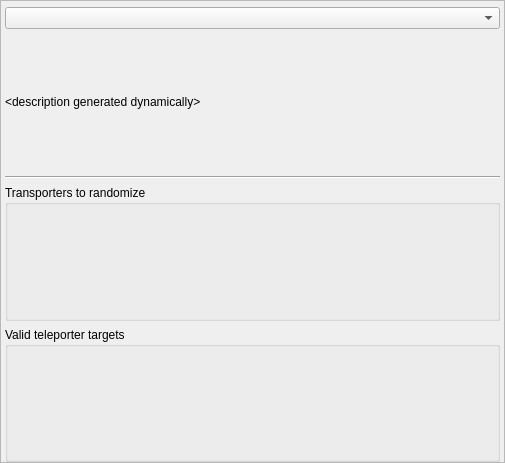
Qt form randovania/games/samus_returns/gui/ui_files/preset_teleporters_msr.ui (randovania/randovania) before a commit.
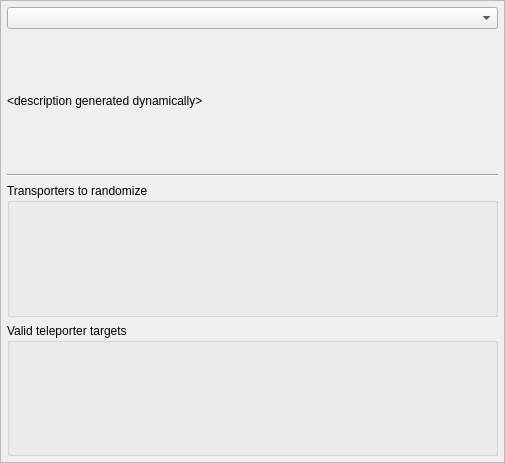
The same form after that commit. Custom widgets are drawn as their Qt base class.

Commit message: MSR: make GUI stuff more consistent

Diff of the .ui file:
```diff
--- a/randovania/games/samus_returns/gui/ui_files/preset_teleporters_msr.ui
+++ b/randovania/games/samus_returns/gui/ui_files/preset_teleporters_msr.ui
@@ -43,22 +43,22 @@
         <rect>
          <x>0</x>
          <y>0</y>
-         <width>503</width>
-         <height>461</height>
+         <width>505</width>
+         <height>463</height>
         </rect>
        </property>
        <layout class="QVBoxLayout" name="teleporters_layout">
         <property name="leftMargin">
-         <number>4</number>
+         <number>6</number>
         </property>
         <property name="topMargin">
          <number>6</number>
         </property>
         <property name="rightMargin">
-         <number>4</number>
+         <number>6</number>
         </property>
         <property name="bottomMargin">
-         <number>0</number>
+         <number>6</number>
         </property>
         <item>
          <widget class="ScrollProtectedComboBox" name="teleporters_combo"/>
@@ -90,19 +90,19 @@
           </property>
           <layout class="QGridLayout" name="teleporters_source_layout">
            <property name="leftMargin">
-            <number>1</number>
+            <number>6</number>
            </property>
            <property name="topMargin">
-            <number>1</number>
+            <number>6</number>
            </property>
            <property name="rightMargin">
-            <number>1</number>
+            <number>6</number>
            </property>
            <property name="bottomMargin">
-            <number>1</number>
+            <number>6</number>
            </property>
            <property name="spacing">
-            <number>3</number>
+            <number>6</number>
            </property>
           </layout>
          </widget>
@@ -114,19 +114,19 @@
           </property>
           <layout class="QGridLayout" name="teleporters_target_layout">
            <property name="leftMargin">
-            <number>1</number>
+            <number>6</number>
            </property>
            <property name="topMargin">
-            <number>1</number>
+            <number>6</number>
            </property>
            <property name="rightMargin">
-            <number>1</number>
+            <number>6</number>
            </property>
            <property name="bottomMargin">
-            <number>1</number>
+            <number>6</number>
            </property>
            <property name="spacing">
-            <number>3</number>
+            <number>6</number>
            </property>
           </layout>
          </widget>
```
The commit also changes 6 other files.
